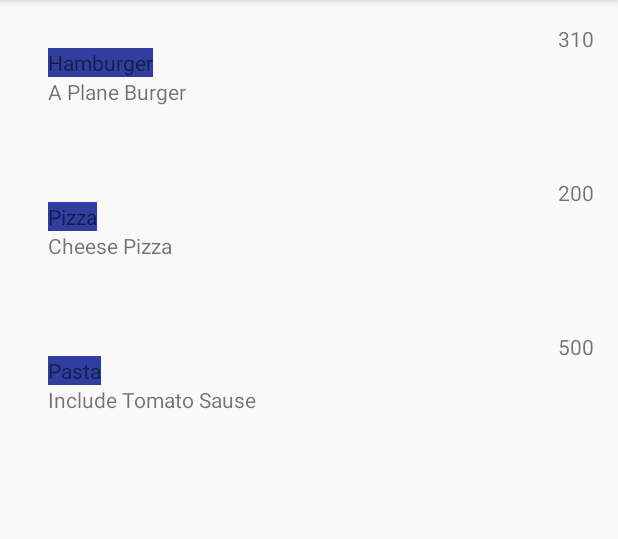
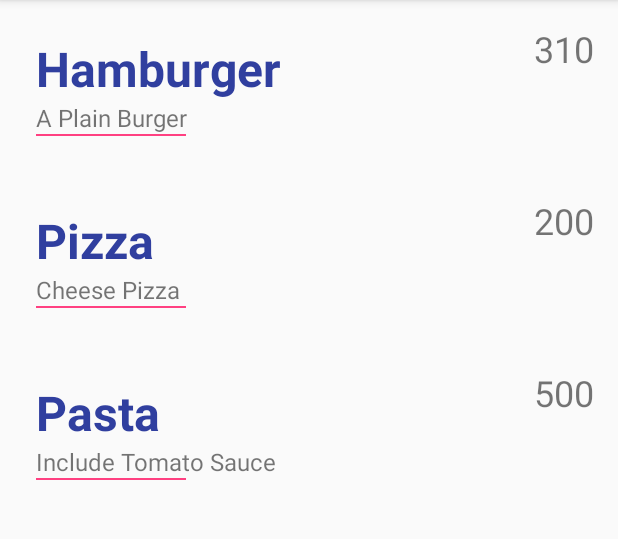
Before and after one commit to matthewwen/PurdueDietDining, an Android app: the screen it shows after launch (MainActivity), on a phone screen of 412 x 824 dp, the part 84-623 px from its top. Run offline under Robolectric (Android 15) with nearby library versions, the phone set to English and light mode, and no system bars.

Commit message:
Recycle View Items

```diff
--- a/app/src/main/java/com/purduediet/helloworld/purduedietdining/userInterface/MainActivity.java
+++ b/app/src/main/java/com/purduediet/helloworld/purduedietdining/userInterface/MainActivity.java
@@ -40,9 +40,9 @@ public class MainActivity extends AppCompatActivity {
         setContentView(R.layout.activity_main);
 
         ArrayList<ItemFood> allItemFood = new ArrayList<>();
-        allItemFood.add(new ItemFood("Hamburger", "A Plane Burger", 310));
+        allItemFood.add(new ItemFood("Hamburger", "A Plain Burger", 310));
         allItemFood.add(new ItemFood("Pizza", "Cheese Pizza", 200));
-        allItemFood.add(new ItemFood("Pasta", "Include Tomato Sause", 500));
+        allItemFood.add(new ItemFood("Pasta", "Include Tomato Sauce", 500));
 
         MainAdapter mAdapter = new MainAdapter(allItemFood);
         RecyclerView recyclerView = findViewById(R.id.main_view_rv);
--- a/app/src/main/res/layout/main_item_recycle_view.xml
+++ b/app/src/main/res/layout/main_item_recycle_view.xml
@@ -11,19 +11,27 @@
         android:layout_weight="1"
         android:layout_height="wrap_content"
         android:orientation="vertical"
-        android:padding="16dp">
+        android:padding="8dp">
 
         <TextView
             android:id="@+id/name_food_tv"
             android:layout_width="wrap_content"
             android:layout_height="wrap_content"
-            android:background="@color/colorPrimaryDark"
-            android:fontFamily="@string/large_text"/>
+            android:textColor="@color/colorPrimaryDark"
+            android:textSize="32dp"
+            android:textStyle="bold"
+            android:fontFamily="Helvetica"/>
 
         <TextView
             android:id="@+id/description_food_tv"
             android:layout_width="wrap_content"
-            android:layout_height="wrap_content" />
+            android:layout_height="wrap_content"
+            android:textSize="16dp"/>
+
+        <View
+            android:layout_width="100dp"
+            android:layout_height="1dp"
+            android:background="@color/colorAccent"/>
 
     </LinearLayout>
 
@@ -31,6 +39,7 @@
         android:id="@+id/calories_food_tv"
         android:layout_width="wrap_content"
         android:layout_height="wrap_content"
+        android:textSize="24dp"
         />
 
 </LinearLayout>
```
